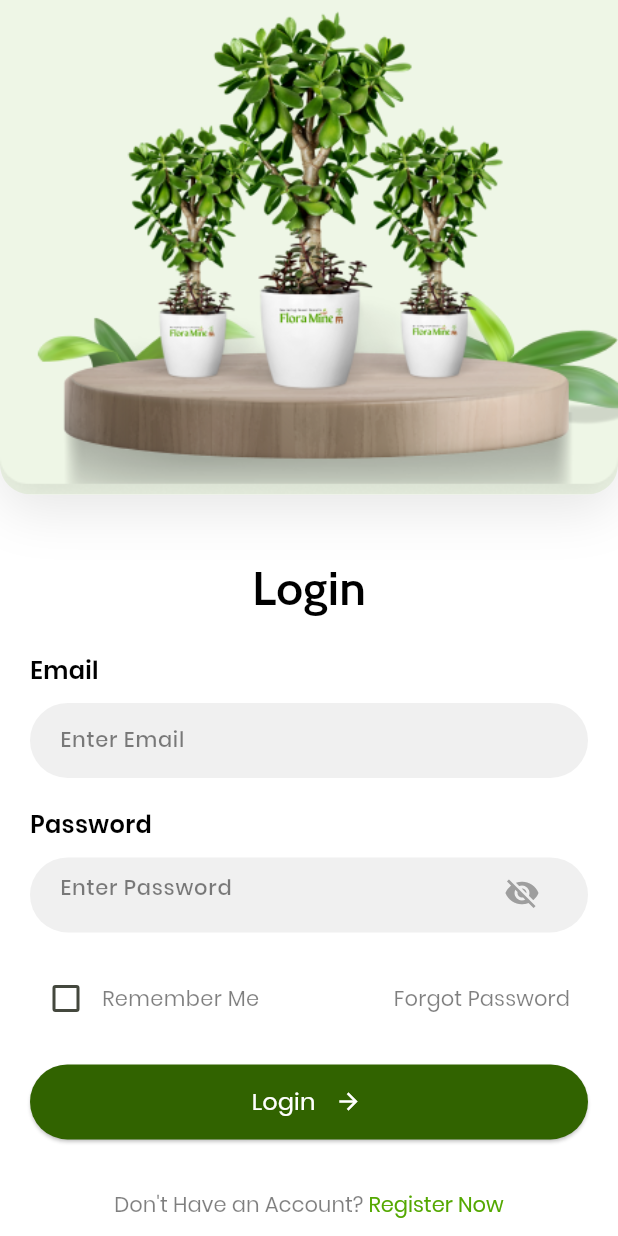
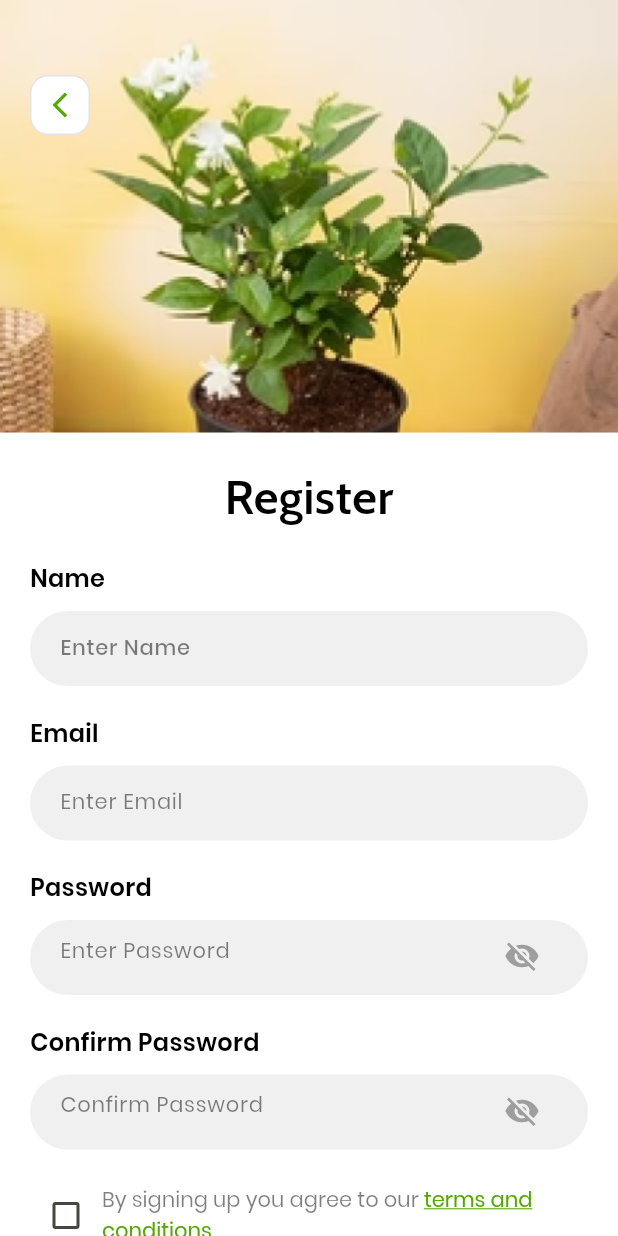
Before and after one commit to ramachandraa-ps/floramine, a Flutter app: the screen it shows after launch, after a tap on an icon or button, on a phone screen of 412 x 824 dp. Run offline on Flutter 3.47's test engine with Material 3 defaults, Android fonts, the phone set to English and light mode, and no system bars.

Commit message:
register screen over

```diff
--- a/lib/screens/login_screen.dart
+++ b/lib/screens/login_screen.dart
@@ -1,5 +1,6 @@
 import 'package:flutter/material.dart';
 import 'package:flutter/services.dart';
+import 'register_screen.dart';
 
 class LoginScreen extends StatefulWidget {
   const LoginScreen({super.key});
@@ -235,7 +236,12 @@ class _LoginScreenState extends State<LoginScreen> {
                   // Register now
                   Center(
                     child: TextButton(
-                      onPressed: () {},
+                      onPressed: () {
+                        Navigator.push(
+                          context,
+                          MaterialPageRoute(builder: (context) => const RegisterScreen()),
+                        );
+                      },
                       child: RichText(
                         text: const TextSpan(
                           children: [
--- /dev/null
+++ b/lib/screens/register_screen.dart
@@ -0,0 +1,344 @@
+import 'package:flutter/material.dart';
+
+class RegisterScreen extends StatefulWidget {
+  const RegisterScreen({super.key});
+
+  @override
+  State<RegisterScreen> createState() => _RegisterScreenState();
+}
+
+class _RegisterScreenState extends State<RegisterScreen> {
+  bool _obscurePassword = true;
+  bool _obscureConfirmPassword = true;
+  bool _agreeToTerms = false;
+
+  @override
+  Widget build(BuildContext context) {
+    final size = MediaQuery.of(context).size;
+
+    return Scaffold(
+      backgroundColor: Colors.white,
+      body: SingleChildScrollView(
+        child: Column(
+          children: [
+            // Top image section with back button
+            Stack(
+              children: [
+                // Image container
+                Container(
+                  width: size.width,
+                  height: size.height * 0.35,
+                  clipBehavior: Clip.antiAlias,
+                  decoration: const BoxDecoration(
+                    color: Color(0xFFF9F5E7),
+                  ),
+                  child: Image.asset(
+                    'assets/images/register_screen.png',
+                    fit: BoxFit.cover,
+                  ),
+                ),
+
+                // Back button
+                Positioned(
+                  left: 20,
+                  top: 50,
+                  child: InkWell(
+                    onTap: () => Navigator.pop(context),
+                    child: Container(
+                      width: 40,
+                      height: 40,
+                      decoration: ShapeDecoration(
+                        color: Colors.white,
+                        shape: RoundedRectangleBorder(
+                          side: const BorderSide(
+                            width: 1,
+                            color: Color(0xFFE4E4E4),
+                          ),
+                          borderRadius: BorderRadius.circular(12),
+                        ),
+                      ),
+                      child: const Icon(
+                        Icons.arrow_back_ios_new,
+                        color: Color(0xFF54A801),
+                        size: 20,
+                      ),
+                    ),
+                  ),
+                ),
+              ],
+            ),
+
+            // Registration form
+            Padding(
+              padding: const EdgeInsets.all(20.0),
+              child: Column(
+                crossAxisAlignment: CrossAxisAlignment.start,
+                children: [
+                  // Title
+                  const Center(
+                    child: Text(
+                      'Register',
+                      style: TextStyle(
+                        color: Colors.black,
+                        fontSize: 32,
+                        fontFamily: 'Cabin',
+                        fontWeight: FontWeight.w600,
+                      ),
+                    ),
+                  ),
+                  const SizedBox(height: 20),
+
+                  // Name field
+                  const Text(
+                    'Name',
+                    style: TextStyle(
+                      color: Colors.black,
+                      fontSize: 16,
+                      fontFamily: 'Poppins',
+                      fontWeight: FontWeight.w600,
+                    ),
+                  ),
+                  const SizedBox(height: 10),
+                  Container(
+                    width: double.infinity,
+                    height: 50,
+                    padding: const EdgeInsets.symmetric(horizontal: 20),
+                    decoration: ShapeDecoration(
+                      color: const Color(0xFFF0F0F0),
+                      shape: RoundedRectangleBorder(
+                        borderRadius: BorderRadius.circular(100),
+                      ),
+                    ),
+                    child: TextField(
+                      decoration: const InputDecoration(
+                        hintText: 'Enter Name',
+                        hintStyle: TextStyle(
+                          color: Color(0x80000000),
+                          fontSize: 14,
+                          fontFamily: 'Poppins',
+                          fontWeight: FontWeight.w500,
+                        ),
+                        border: InputBorder.none,
+                      ),
+                    ),
+                  ),
+                  const SizedBox(height: 20),
+
+                  // Email field
+                  const Text(
+                    'Email',
+                    style: TextStyle(
+                      color: Colors.black,
+                      fontSize: 16,
+                      fontFamily: 'Poppins',
+                      fontWeight: FontWeight.w600,
+                    ),
+                  ),
+                  const SizedBox(height: 10),
+                  Container(
+                    width: double.infinity,
+                    height: 50,
+                    padding: const EdgeInsets.symmetric(horizontal: 20),
+                    decoration: ShapeDecoration(
+                      color: const Color(0xFFF0F0F0),
+                      shape: RoundedRectangleBorder(
+                        borderRadius: BorderRadius.circular(100),
+                      ),
+                    ),
+                    child: TextField(
+                      decoration: const InputDecoration(
+                        hintText: 'Enter Email',
+                        hintStyle: TextStyle(
+                          color: Color(0x80000000),
+                          fontSize: 14,
+                          fontFamily: 'Poppins',
+                          fontWeight: FontWeight.w400,
+                        ),
+                        border: InputBorder.none,
+                      ),
+                    ),
+                  ),
+                  const SizedBox(height: 20),
+
+                  // Password field
+                  const Text(
+                    'Password',
+                    style: TextStyle(
+                      color: Colors.black,
+                      fontSize: 16,
+                      fontFamily: 'Poppins',
+                      fontWeight: FontWeight.w600,
+                    ),
+                  ),
+                  const SizedBox(height: 10),
+                  Container(
+                    width: double.infinity,
+                    height: 50,
+                    padding: const EdgeInsets.symmetric(horizontal: 20),
+                    decoration: ShapeDecoration(
+                      color: const Color(0xFFF0F0F0),
+                      shape: RoundedRectangleBorder(
+                        borderRadius: BorderRadius.circular(100),
+                      ),
+                    ),
+                    child: TextField(
+                      obscureText: _obscurePassword,
+                      decoration: InputDecoration(
+                        hintText: 'Enter Password',
+                        hintStyle: const TextStyle(
+                          color: Color(0x80000000),
+                          fontSize: 14,
+                          fontFamily: 'Poppins',
+                          fontWeight: FontWeight.w400,
+                        ),
+                        border: InputBorder.none,
+                        suffixIcon: IconButton(
+                          icon: Icon(
+                            _obscurePassword ? Icons.visibility_off : Icons.visibility,
+                            color: Colors.grey,
+                          ),
+                          onPressed: () {
+                            setState(() {
+                              _obscurePassword = !_obscurePassword;
+                            });
+                          },
+                        ),
+                      ),
+                    ),
+                  ),
+                  const SizedBox(height: 20),
+
+                  // Confirm Password field
+                  const Text(
+                    'Confirm Password',
+                    style: TextStyle(
+                      color: Colors.black,
+                      fontSize: 16,
+                      fontFamily: 'Poppins',
+                      fontWeight: FontWeight.w600,
+                    ),
+                  ),
+                  const SizedBox(height: 10),
+                  Container(
+                    width: double.infinity,
+                    height: 50,
+                    padding: const EdgeInsets.symmetric(horizontal: 20),
+                    decoration: ShapeDecoration(
+                      color: const Color(0xFFF0F0F0),
+                      shape: RoundedRectangleBorder(
+                        borderRadius: BorderRadius.circular(100),
+                      ),
+                    ),
+                    child: TextField(
+                      obscureText: _obscureConfirmPassword,
+                      decoration: InputDecoration(
+                        hintText: 'Confirm Password',
+                        hintStyle: const TextStyle(
+                          color: Color(0x80000000),
+                          fontSize: 14,
+                          fontFamily: 'Poppins',
+                          fontWeight: FontWeight.w400,
+                        ),
+                        border: InputBorder.none,
+                        suffixIcon: IconButton(
+                          icon: Icon(
+                            _obscureConfirmPassword ? Icons.visibility_off : Icons.visibility,
+                            color: Colors.grey,
+                          ),
+                          onPressed: () {
+                            setState(() {
+                              _obscureConfirmPassword = !_obscureConfirmPassword;
+                            });
+                          },
+                        ),
+                      ),
+                    ),
+                  ),
+                  const SizedBox(height: 20),
+
+                  // Terms and conditions
+                  Row(
+                    children: [
+                      Checkbox(
+                        value: _agreeToTerms,
+                        activeColor: const Color(0xFF54A801),
+                        onChanged: (value) {
+                          setState(() {
+                            _agreeToTerms = value ?? false;
+                          });
+                        },
+                      ),
+                      Expanded(
+                        child: RichText(
+                          text: const TextSpan(
+                            children: [
+                              TextSpan(
+                                text: 'By signing up you agree to our ',
+                                style: TextStyle(
+                                  color: Color(0x80000000),
+                                  fontSize: 14,
+                                  fontFamily: 'Poppins',
+                                  fontWeight: FontWeight.w400,
+                                ),
+                              ),
+                              TextSpan(
+                                text: 'terms and conditions',
+                                style: TextStyle(
+                                  color: Color(0xFF54A801),
+                                  fontSize: 14,
+                                  fontFamily: 'Poppins',
+                                  fontWeight: FontWeight.w400,
+                                  decoration: TextDecoration.underline,
+                                ),
+                              ),
+                            ],
+                          ),
+                        ),
+                      ),
+                    ],
+                  ),
+                  const SizedBox(height: 30),
+
+                  // Register button
+                  ElevatedButton(
+                    onPressed: () {},
+                    style: ElevatedButton.styleFrom(
+                      backgroundColor: const Color(0xFF316300),
+                      minimumSize: const Size(double.infinity, 50),
+                      shape: RoundedRectangleBorder(
+                        borderRadius: BorderRadius.circular(100),
+                      ),
+                    ),
+                    child: Row(
+                      mainAxisAlignment: MainAxisAlignment.center,
+                      children: [
+                        const Text(
+                          'Register',
+                          style: TextStyle(
+                            color: Colors.white,
+                            fontSize: 16,
+                            fontFamily: 'Poppins',
+                            fontWeight: FontWeight.w400,
+                          ),
+                        ),
+                        const SizedBox(width: 10),
+                        Container(
+                          width: 24,
+                          height: 24,
+                          child: const Icon(
+                            Icons.arrow_forward,
+                            color: Colors.white,
+                          ),
+                        ),
+                      ],
+                    ),
+                  ),
+                ],
+              ),
+            ),
+          ],
+        ),
+      ),
+    );
+  }
+}
```
Also changed, not shown: lib/screens/forgot_password.dart (added), lib/screens/reset_password.dart (added).
